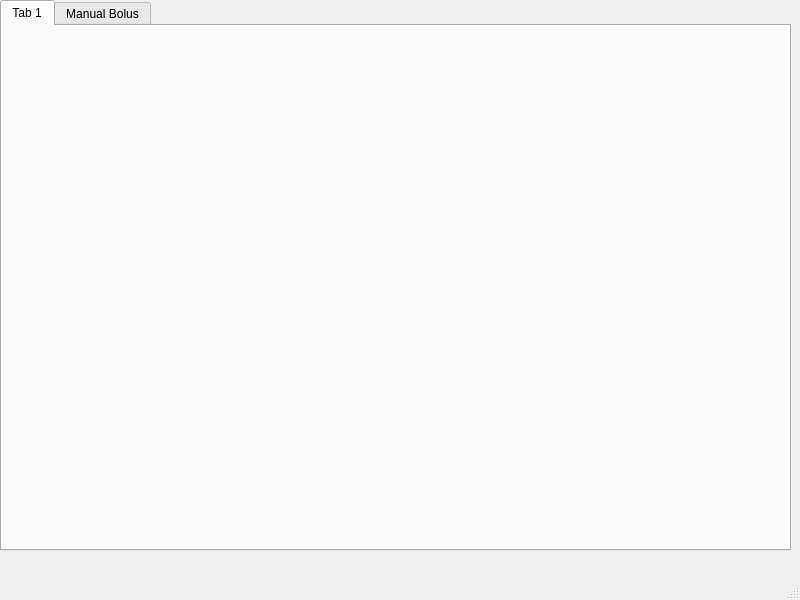
Above: tslimSim/mainwindow.ui from Chenguku/t-slim-Insulin-Pump before the change. Below: the same form after it.
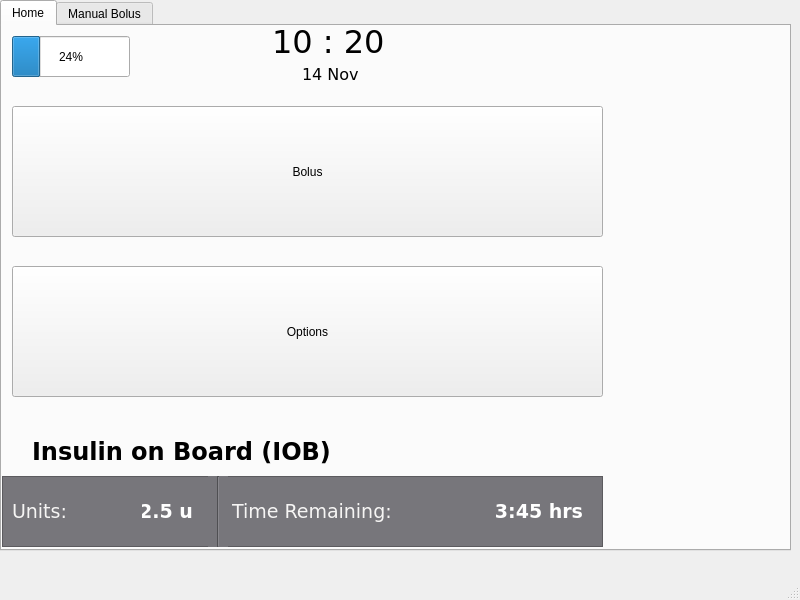
That is the form after the change. The open tabs and pages were chosen to show the change.

```diff
--- a/tslimSim/mainwindow.ui
+++ b/tslimSim/mainwindow.ui
@@ -34,8 +34,250 @@
     </property>
     <widget class="QWidget" name="tab">
      <attribute name="title">
-      <string>Tab 1</string>
+      <string>Home</string>
      </attribute>
+     <widget class="QPushButton" name="pushButton">
+      <property name="enabled">
+       <bool>true</bool>
+      </property>
+      <property name="geometry">
+       <rect>
+        <x>10</x>
+        <y>80</y>
+        <width>591</width>
+        <height>131</height>
+       </rect>
+      </property>
+      <property name="text">
+       <string>Bolus</string>
+      </property>
+     </widget>
+     <widget class="QPushButton" name="pushButton_2">
+      <property name="geometry">
+       <rect>
+        <x>10</x>
+        <y>240</y>
+        <width>591</width>
+        <height>131</height>
+       </rect>
+      </property>
+      <property name="text">
+       <string>Options</string>
+      </property>
+     </widget>
+     <widget class="QLabel" name="label">
+      <property name="geometry">
+       <rect>
+        <x>30</x>
+        <y>410</y>
+        <width>311</width>
+        <height>31</height>
+       </rect>
+      </property>
+      <property name="font">
+       <font>
+        <family>DejaVu Sans</family>
+        <pointsize>18</pointsize>
+        <weight>75</weight>
+        <bold>true</bold>
+       </font>
+      </property>
+      <property name="text">
+       <string>Insulin on Board (IOB)</string>
+      </property>
+     </widget>
+     <widget class="QProgressBar" name="battery">
+      <property name="geometry">
+       <rect>
+        <x>10</x>
+        <y>10</y>
+        <width>118</width>
+        <height>41</height>
+       </rect>
+      </property>
+      <property name="value">
+       <number>24</number>
+      </property>
+     </widget>
+     <widget class="QFrame" name="insulinData">
+      <property name="geometry">
+       <rect>
+        <x>0</x>
+        <y>450</y>
+        <width>601</width>
+        <height>71</height>
+       </rect>
+      </property>
+      <property name="styleSheet">
+       <string notr="true">background-color: rgb(119, 118, 123)</string>
+      </property>
+      <property name="frameShape">
+       <enum>QFrame::StyledPanel</enum>
+      </property>
+      <property name="frameShadow">
+       <enum>QFrame::Raised</enum>
+      </property>
+      <widget class="Line" name="line">
+       <property name="geometry">
+        <rect>
+         <x>206</x>
+         <y>0</y>
+         <width>20</width>
+         <height>71</height>
+        </rect>
+       </property>
+       <property name="styleSheet">
+        <string notr="true">color: rgb(255, 255, 255)</string>
+       </property>
+       <property name="orientation">
+        <enum>Qt::Vertical</enum>
+       </property>
+      </widget>
+      <widget class="QLabel" name="label_2">
+       <property name="geometry">
+        <rect>
+         <x>10</x>
+         <y>20</y>
+         <width>101</width>
+         <height>31</height>
+        </rect>
+       </property>
+       <property name="font">
+        <font>
+         <family>DejaVu Sans</family>
+         <pointsize>14</pointsize>
+         <weight>50</weight>
+         <bold>false</bold>
+        </font>
+       </property>
+       <property name="styleSheet">
+        <string notr="true">color: rgb(246, 245, 244)</string>
+       </property>
+       <property name="text">
+        <string>Units: </string>
+       </property>
+      </widget>
+      <widget class="QLabel" name="units">
+       <property name="geometry">
+        <rect>
+         <x>140</x>
+         <y>20</y>
+         <width>51</width>
+         <height>31</height>
+        </rect>
+       </property>
+       <property name="font">
+        <font>
+         <family>DejaVu Sans</family>
+         <pointsize>14</pointsize>
+         <weight>75</weight>
+         <bold>true</bold>
+        </font>
+       </property>
+       <property name="styleSheet">
+        <string notr="true">color: rgb(255, 255, 255)</string>
+       </property>
+       <property name="text">
+        <string>2.5 u</string>
+       </property>
+       <property name="alignment">
+        <set>Qt::AlignRight|Qt::AlignTrailing|Qt::AlignVCenter</set>
+       </property>
+      </widget>
+      <widget class="QLabel" name="label_3">
+       <property name="geometry">
+        <rect>
+         <x>230</x>
+         <y>20</y>
+         <width>171</width>
+         <height>31</height>
+        </rect>
+       </property>
+       <property name="font">
+        <font>
+         <family>DejaVu Sans</family>
+         <pointsize>14</pointsize>
+         <weight>50</weight>
+         <bold>false</bold>
+        </font>
+       </property>
+       <property name="styleSheet">
+        <string notr="true">color: rgb(246, 245, 244)</string>
+       </property>
+       <property name="text">
+        <string>Time Remaining:</string>
+       </property>
+      </widget>
+      <widget class="QLabel" name="remainingTime">
+       <property name="geometry">
+        <rect>
+         <x>490</x>
+         <y>20</y>
+         <width>91</width>
+         <height>31</height>
+        </rect>
+       </property>
+       <property name="font">
+        <font>
+         <family>DejaVu Sans</family>
+         <pointsize>14</pointsize>
+         <weight>75</weight>
+         <bold>true</bold>
+        </font>
+       </property>
+       <property name="styleSheet">
+        <string notr="true">color: rgb(255, 255, 255)</string>
+       </property>
+       <property name="text">
+        <string>3:45 hrs</string>
+       </property>
+       <property name="alignment">
+        <set>Qt::AlignRight|Qt::AlignTrailing|Qt::AlignVCenter</set>
+       </property>
+      </widget>
+     </widget>
+     <widget class="QLabel" name="time">
+      <property name="geometry">
+       <rect>
+        <x>270</x>
+        <y>0</y>
+        <width>111</width>
+        <height>31</height>
+       </rect>
+      </property>
+      <property name="font">
+       <font>
+        <family>DejaVu Sans</family>
+        <pointsize>24</pointsize>
+        <weight>50</weight>
+        <bold>false</bold>
+       </font>
+      </property>
+      <property name="text">
+       <string>10 : 20</string>
+      </property>
+     </widget>
+     <widget class="QLabel" name="date">
+      <property name="geometry">
+       <rect>
+        <x>300</x>
+        <y>40</y>
+        <width>81</width>
+        <height>17</height>
+       </rect>
+      </property>
+      <property name="font">
+       <font>
+        <family>DejaVu Sans</family>
+        <pointsize>12</pointsize>
+        <weight>50</weight>
+        <bold>false</bold>
+       </font>
+      </property>
+      <property name="text">
+       <string>14 Nov</string>
+      </property>
+     </widget>
     </widget>
     <widget class="QWidget" name="manualBolus">
      <property name="enabled">
```
Left out of the diff: 4 changed lines with no effect on the pictures.
